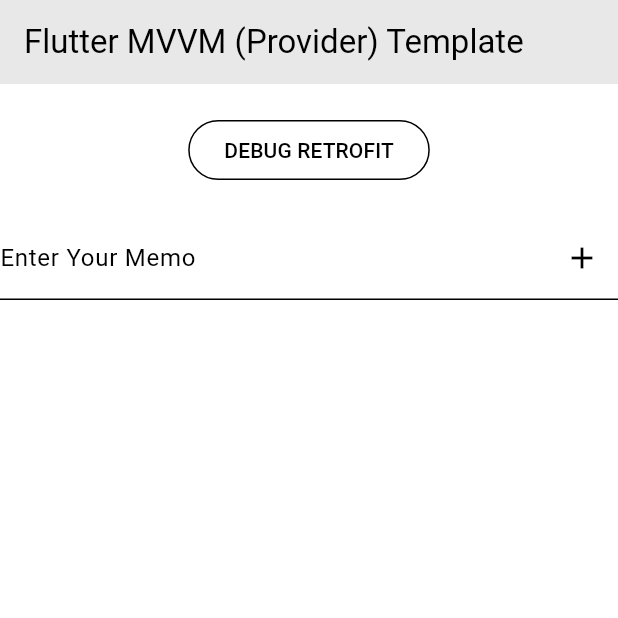
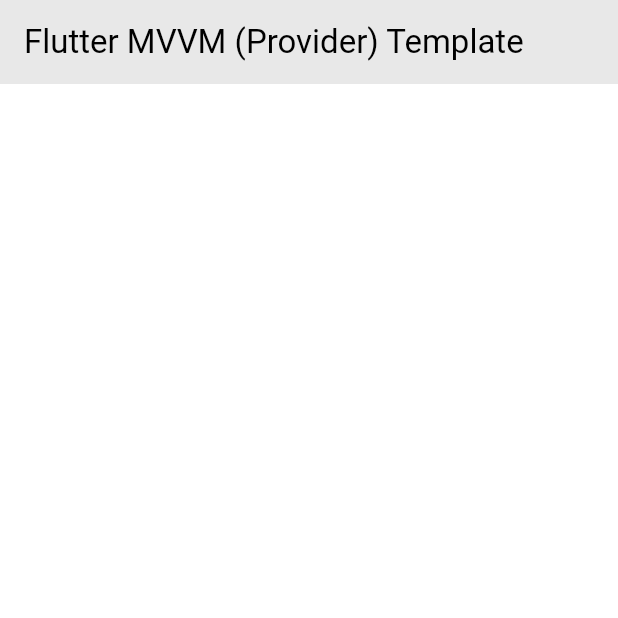
Before and after one commit to jhj0517/flutter-samples, a Flutter app: the screen it shows after launch, on a phone screen of 412 x 824 dp, the top half of it. Run offline on Flutter 3.47's test engine with Material 3 defaults, Android fonts, the phone set to English and light mode, and no system bars; our stand-ins replace device_preview, dio, firebase_auth, firebase_core, flutter_dotenv, flutter_phoenix and 8 more; missing offline and left inert: googleapis; accounts and stored records are empty; generated files the repository leaves out were written again.

Commit message:
remove trashes

```diff
--- a/modify_png_metadata/lib/presentation/views/home/home_page.dart
+++ b/modify_png_metadata/lib/presentation/views/home/home_page.dart
@@ -44,28 +44,7 @@ class _MyHomePageState extends State<MyHomePage> {
       body: Column(
         mainAxisAlignment: MainAxisAlignment.center,
         children: <Widget>[
-          const SizedBox(height: 20),
-          OutlinedButton(
-              onPressed: () async {
-                await homeProvider.fetchOrderBook(symbol: "BTCUSDT");
-                debugPrint("TEST: ${homeProvider.response!.toJson()}");
-              },
-              child: const Text("DEBUG RETROFIT")
-          ),
-          const SizedBox(height: 20),
-          const MemoInputField(),
-          Consumer<HomeProvider>(builder: (context, homeProvider, child) {
-            return Expanded(
-              child: ListView.builder(
-                shrinkWrap: true,
-                itemCount: homeProvider.memos.length,
-                itemBuilder: (context, index) {
-                  final memo = homeProvider.memos[index];
-                  return MemoTile(memo: memo);
-                },
-              ),
-            );
-          }),
+
         ],
       )
     );
```
Also changed, not shown: modify_png_metadata/pubspec.lock, 1 other file.
